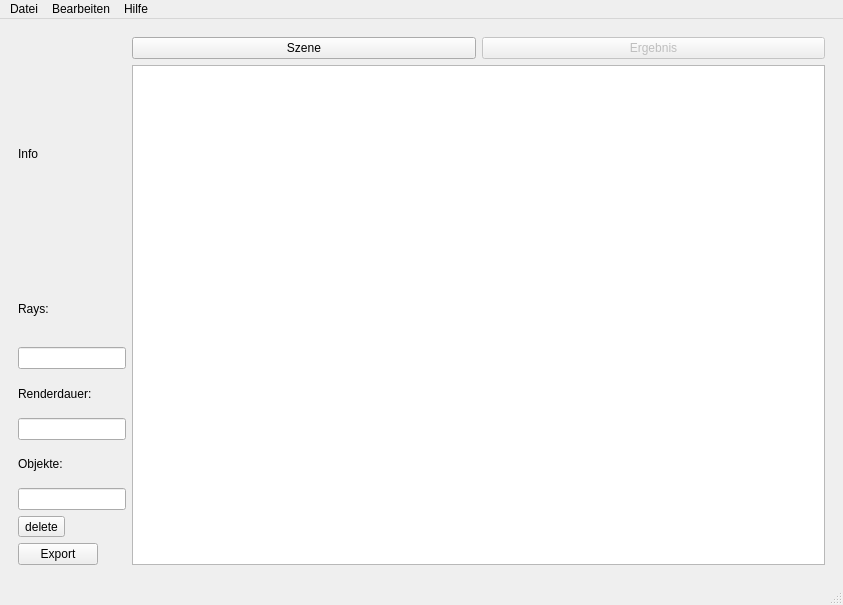
The window that frontend/mainGui.ui (birkenbube/SOPR_WS24_25-Raytracers) describes before a commit, drawn with Qt 5.
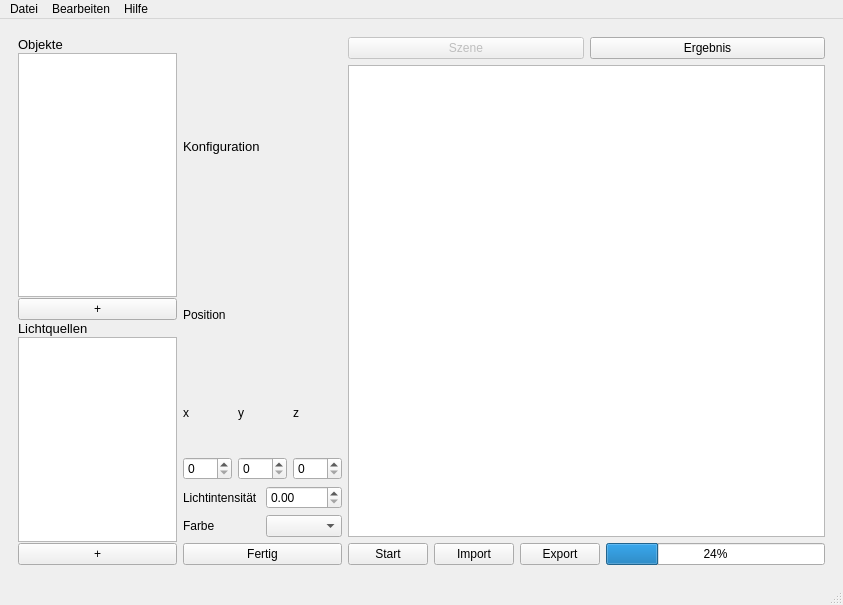
The same window after the commit. The open tabs and pages were chosen to show the change.

```diff
--- a/frontend/mainGui.ui
+++ b/frontend/mainGui.ui
@@ -20,7 +20,7 @@
    <string>MainWindow</string>
   </property>
   <widget class="QWidget" name="centralwidget">
-   <layout class="QGridLayout" name="gridLayout_8">
+   <layout class="QGridLayout" name="gridLayout_2">
     <item row="0" column="0">
      <widget class="QStackedWidget" name="stackedWidget">
       <property name="currentIndex">
@@ -679,12 +679,92 @@
             </item>
            </layout>
           </item>
+         </layout>
+        </item>
+       </layout>
+      </widget>
+      <widget class="QWidget" name="page_4">
+       <layout class="QGridLayout" name="gridLayout_3">
+        <item row="0" column="0">
+         <layout class="QGridLayout" name="gridLayout_8" columnstretch="2,2,6">
+          <item row="0" column="0">
+           <layout class="QVBoxLayout" name="verticalLayout_25">
+            <item>
+             <layout class="QVBoxLayout" name="verticalLayout_26">
+              <property name="spacing">
+               <number>1</number>
+              </property>
+              <item>
+               <widget class="QLabel" name="objectLabel_conf_2">
+                <property name="font">
+                 <font>
+                  <pointsize>10</pointsize>
+                 </font>
+                </property>
+                <property name="text">
+                 <string>Objekte</string>
+                </property>
+               </widget>
+              </item>
+              <item>
+               <widget class="QListView" name="objectListView_conf_2"/>
+              </item>
+              <item>
+               <widget class="QPushButton" name="objectPlusButton_conf_2">
+                <property name="font">
+                 <font>
+                  <pointsize>9</pointsize>
+                 </font>
+                </property>
+                <property name="text">
+                 <string>+</string>
+                </property>
+               </widget>
+              </item>
+              <item>
+               <layout class="QVBoxLayout" name="verticalLayout_27">
+                <property name="spacing">
+                 <number>1</number>
+                </property>
+                <item>
+                 <widget class="QLabel" name="lightLabel_conf_2">
+                  <property name="font">
+                   <font>
+                    <pointsize>10</pointsize>
+                   </font>
+                  </property>
+                  <property name="text">
+                   <string>Lichtquellen</string>
+                  </property>
+                 </widget>
+                </item>
+                <item>
+                 <widget class="QListView" name="lightListView_conf_2"/>
+                </item>
+                <item>
+                 <widget class="QPushButton" name="lightPlusButton_conf_2">
+                  <property name="font">
+                   <font>
+                    <pointsize>9</pointsize>
+                   </font>
+                  </property>
+                  <property name="text">
+                   <string>+</string>
+                  </property>
+                 </widget>
+                </item>
+               </layout>
+              </item>
+             </layout>
+            </item>
+           </layout>
+          </item>
           <item row="0" column="2">
-           <layout class="QVBoxLayout" name="verticalLayout_22">
+           <layout class="QVBoxLayout" name="verticalLayout_28">
             <item>
-             <layout class="QHBoxLayout" name="horizontalLayout_14">
+             <layout class="QHBoxLayout" name="horizontalLayout_18">
               <item>
-               <widget class="QPushButton" name="sceneButton_conf">
+               <widget class="QPushButton" name="sceneButton_conf_2">
                 <property name="enabled">
                  <bool>false</bool>
                 </property>
@@ -694,7 +774,7 @@
                </widget>
               </item>
               <item>
-               <widget class="QPushButton" name="resultButton_conf">
+               <widget class="QPushButton" name="resultButton_conf_2">
                 <property name="enabled">
                  <bool>true</bool>
                 </property>
@@ -706,33 +786,33 @@
              </layout>
             </item>
             <item>
-             <widget class="QGraphicsView" name="graphicsView_conf"/>
+             <widget class="QGraphicsView" name="graphicsView_conf_2"/>
             </item>
             <item>
-             <layout class="QHBoxLayout" name="horizontalLayout_15">
+             <layout class="QHBoxLayout" name="horizontalLayout_19">
               <item>
-               <widget class="QPushButton" name="playButton_conf">
+               <widget class="QPushButton" name="playButton_conf_2">
                 <property name="text">
                  <string>Start</string>
                 </property>
                </widget>
               </item>
               <item>
-               <widget class="QPushButton" name="importButton_conf">
+               <widget class="QPushButton" name="importButton_conf_2">
                 <property name="text">
                  <string>Import</string>
                 </property>
                </widget>
               </item>
               <item>
-               <widget class="QPushButton" name="exportButton_conf">
+               <widget class="QPushButton" name="exportButton_conf_2">
                 <property name="text">
                  <string>Export</string>
                 </property>
                </widget>
               </item>
               <item>
-               <widget class="QProgressBar" name="progressBar_conf">
+               <widget class="QProgressBar" name="progressBar_conf_2">
                 <property name="value">
                  <number>24</number>
                 </property>
@@ -742,6 +822,121 @@
             </item>
            </layout>
           </item>
+          <item row="0" column="1">
+           <layout class="QVBoxLayout" name="verticalLayout_29">
+            <item>
+             <widget class="QLabel" name="confLabel_2">
+              <property name="font">
+               <font>
+                <pointsize>10</pointsize>
+               </font>
+              </property>
+              <property name="text">
+               <string>Konfiguration</string>
+              </property>
+             </widget>
+            </item>
+            <item>
+             <layout class="QVBoxLayout" name="verticalLayout_30">
+              <item>
+               <widget class="QLabel" name="posLabel_conf_2">
+                <property name="text">
+                 <string>Position</string>
+                </property>
+               </widget>
+              </item>
+              <item>
+               <layout class="QHBoxLayout" name="horizontalLayout_20">
+                <item>
+                 <layout class="QVBoxLayout" name="verticalLayout_31">
+                  <item>
+                   <widget class="QLabel" name="pos_x_label_conf_2">
+                    <property name="text">
+                     <string>x</string>
+                    </property>
+                   </widget>
+                  </item>
+                  <item>
+                   <widget class="QSpinBox" name="pos_x_spinBox_conf_2"/>
+                  </item>
+                 </layout>
+                </item>
+                <item>
+                 <layout class="QVBoxLayout" name="verticalLayout_32">
+                  <item>
+                   <widget class="QLabel" name="pos_y_label_conf_2">
+                    <property name="text">
+                     <string>y</string>
+                    </property>
+                   </widget>
+                  </item>
+                  <item>
+                   <widget class="QSpinBox" name="pos_y_spinBox_conf_2"/>
+                  </item>
+                 </layout>
+                </item>
+                <item>
+                 <layout class="QVBoxLayout" name="verticalLayout_33">
+                  <item>
+                   <widget class="QLabel" name="pos_z_label_conf_2">
+                    <property name="text">
+                     <string>z</string>
+                    </property>
+                   </widget>
+                  </item>
+                  <item>
+                   <widget class="QSpinBox" name="pos_z_spinBox_conf_2"/>
+                  </item>
+                 </layout>
+                </item>
+               </layout>
+              </item>
+             </layout>
+            </item>
+            <item>
+             <layout class="QHBoxLayout" name="horizontalLayout_21">
+              <item>
+               <widget class="QLabel" name="label_5">
+                <property name="text">
+                 <string>Lichtintensität</string>
+                </property>
+               </widget>
+              </item>
+              <item>
+               <widget class="QDoubleSpinBox" name="doubleSpinBox">
+                <property name="maximum">
+                 <double>1.000000000000000</double>
+                </property>
+                <property name="singleStep">
+                 <double>0.100000000000000</double>
+                </property>
+               </widget>
+              </item>
+             </layout>
+            </item>
+            <item>
+             <layout class="QHBoxLayout" name="horizontalLayout_23">
+              <item>
+               <widget class="QLabel" name="label_7">
+                <property name="text">
+                 <string>Farbe</string>
+                </property>
+               </widget>
+              </item>
+              <item>
+               <widget class="QComboBox" name="comboBox_2"/>
+              </item>
+             </layout>
+            </item>
+            <item>
+             <widget class="QPushButton" name="saveButton_conf_2">
+              <property name="text">
+               <string>Fertig</string>
+              </property>
+             </widget>
+            </item>
+           </layout>
+          </item>
          </layout>
         </item>
        </layout>
@@ -779,99 +974,160 @@
            </layout>
           </item>
           <item row="0" column="0">
-           <layout class="QVBoxLayout" name="verticalLayout_45" stretch="1,0">
+           <layout class="QVBoxLayout" name="verticalLayout_2">
             <item>
-             <layout class="QVBoxLayout" name="verticalLayout_46" stretch="0,0">
+             <widget class="QLabel" name="infoLabel">
+              <property name="text">
+               <string>Informationen über Rendering</string>
+              </property>
+             </widget>
+            </item>
+            <item>
+             <layout class="QVBoxLayout" name="verticalLayout_47">
               <item>
-               <widget class="QLabel" name="infoLabel">
+               <widget class="QLabel" name="raysLabel_info">
                 <property name="text">
-                 <string>Info</string>
+                 <string>Anzahl Rays:</string>
                 </property>
                </widget>
               </item>
               <item>
-               <layout class="QVBoxLayout" name="verticalLayout_47">
-                <item>
-                 <widget class="QLabel" name="raysLabel_info">
-                  <property name="text">
-                   <string>Rays:</string>
-                  </property>
-                 </widget>
-                </item>
-                <item>
-                 <widget class="QLineEdit" name="rays_lineEdit">
-                  <property name="text">
-                   <string/>
-                  </property>
-                  <property name="readOnly">
-                   <bool>true</bool>
-                  </property>
-                 </widget>
-                </item>
-                <item>
-                 <layout class="QVBoxLayout" name="verticalLayout_48">
-                  <item>
-                   <widget class="QLabel" name="renderDurationLabel_info">
-                    <property name="text">
-                     <string>Renderdauer:</string>
-                    </property>
-                   </widget>
-                  </item>
-                  <item>
-                   <widget class="QLineEdit" name="renderDurationLineEdit_info">
-                    <property name="text">
-                     <string/>
-                    </property>
-                    <property name="readOnly">
-                     <bool>true</bool>
-                    </property>
-                   </widget>
-                  </item>
-                 </layout>
-                </item>
-                <item>
-                 <layout class="QVBoxLayout" name="verticalLayout_49">
-                  <item>
-                   <widget class="QLabel" name="objectsLabel_info">
-                    <property name="text">
-                     <string>Objekte:</string>
-                    </property>
-                   </widget>
-                  </item>
-                  <item>
-                   <widget class="QLineEdit" name="objectsLineEdit_info">
-                    <property name="text">
-                     <string/>
-                    </property>
-                    <property name="readOnly">
-                     <bool>true</bool>
-                    </property>
-                   </widget>
-                  </item>
-                 </layout>
-                </item>
-               </layout>
+               <widget class="QLineEdit" name="rays_lineEdit">
+                <property name="text">
+                 <string/>
+                </property>
+                <property name="readOnly">
+                 <bool>true</bool>
+                </property>
+               </widget>
               </item>
              </layout>
             </item>
             <item>
-             <layout class="QFormLayout" name="formLayout_7">
-              <item row="0" column="0">
-               <widget class="QToolButton" name="deleteButton">
+             <layout class="QVBoxLayout" name="verticalLayout_49">
+              <item>
+               <widget class="QLabel" name="objectsLabel_info">
                 <property name="text">
-                 <string>delete</string>
+                 <string>Anzahl Objekte:</string>
                 </property>
                </widget>
               </item>
-              <item row="1" column="0">
-               <widget class="QPushButton" name="exportButton_result">
+              <item>
+               <widget class="QLineEdit" name="objectsLineEdit_info">
                 <property name="text">
-                 <string>Export</string>
+                 <string/>
                 </property>
                </widget>
               </item>
              </layout>
             </item>
+            <item>
+             <layout class="QVBoxLayout" name="verticalLayout">
+              <item>
+               <widget class="QLabel" name="label_3">
+                <property name="text">
+                 <string>Anzahl Lichtquellen:</string>
+                </property>
+               </widget>
+              </item>
+              <item>
+               <widget class="QLineEdit" name="lineEdit_3">
+                <property name="readOnly">
+                 <bool>true</bool>
+                </property>
+               </widget>
+              </item>
+             </layout>
+            </item>
+            <item>
+             <layout class="QVBoxLayout" name="verticalLayout_48">
+              <item>
+               <widget class="QLabel" name="renderDurationLabel_info">
+                <property name="text">
+                 <string>Renderdauer:</string>
+                </property>
+               </widget>
+              </item>
+              <item>
+               <widget class="QLineEdit" name="renderDurationLineEdit_info">
+                <property name="text">
+                 <string/>
+                </property>
+                <property name="readOnly">
+                 <bool>true</bool>
+                </property>
+               </widget>
+              </item>
+             </layout>
+            </item>
+            <item>
+             <layout class="QHBoxLayout" name="horizontalLayout_11">
+              <item>
+               <widget class="QLabel" name="label">
+                <property name="text">
+                 <string>Startzeit:</string>
+                </property>
+               </widget>
+              </item>
+              <item>
+               <widget class="QLineEdit" name="lineEdit">
+                <property name="readOnly">
+                 <bool>true</bool>
+                </property>
+               </widget>
+              </item>
+             </layout>
+            </item>
+            <item>
+             <layout class="QHBoxLayout" name="horizontalLayout_16">
+              <item>
+               <widget class="QLabel" name="label_2">
+                <property name="text">
+                 <string>Endzeit:</string>
+                </property>
+               </widget>
+              </item>
+              <item>
+               <widget class="QLineEdit" name="lineEdit_2">
+                <property name="readOnly">
+                 <bool>true</bool>
+                </property>
+               </widget>
+              </item>
+             </layout>
+            </item>
+            <item>
+             <layout class="QHBoxLayout" name="horizontalLayout_17">
+              <item>
+               <widget class="QLabel" name="label_4">
+                <property name="text">
+                 <string>Qualität:</string>
+                </property>
+               </widget>
+              </item>
+              <item>
+               <widget class="QLineEdit" name="lineEdit_4">
+                <property name="readOnly">
+                 <bool>true</bool>
+                </property>
+               </widget>
+              </item>
+             </layout>
+            </item>
+            <item>
+             <widget class="QToolButton" name="deleteButton">
+              <property name="text">
+               <string>Löschen</string>
+              </property>
+             </widget>
+            </item>
+            <item>
+             <widget class="QPushButton" name="exportButton_result">
+              <property name="text">
+               <string>Exportieren</string>
+              </property>
+             </widget>
+            </item>
            </layout>
           </item>
          </layout>
```
Left out of the diff: 382 changed lines with no effect on the pictures.
